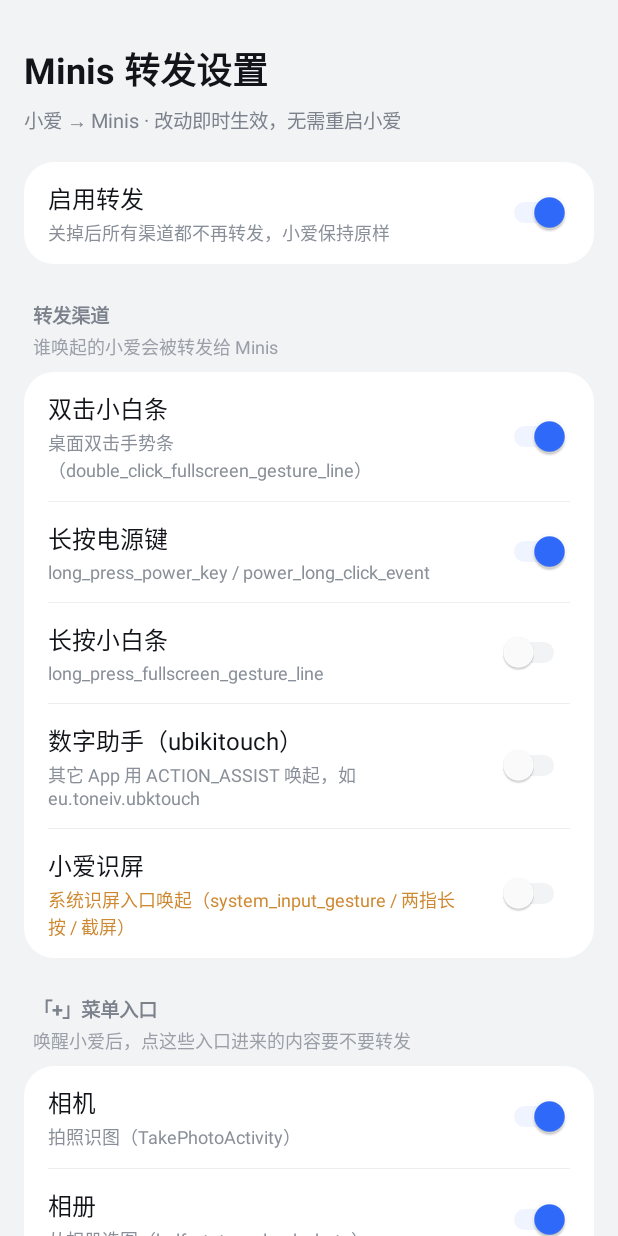
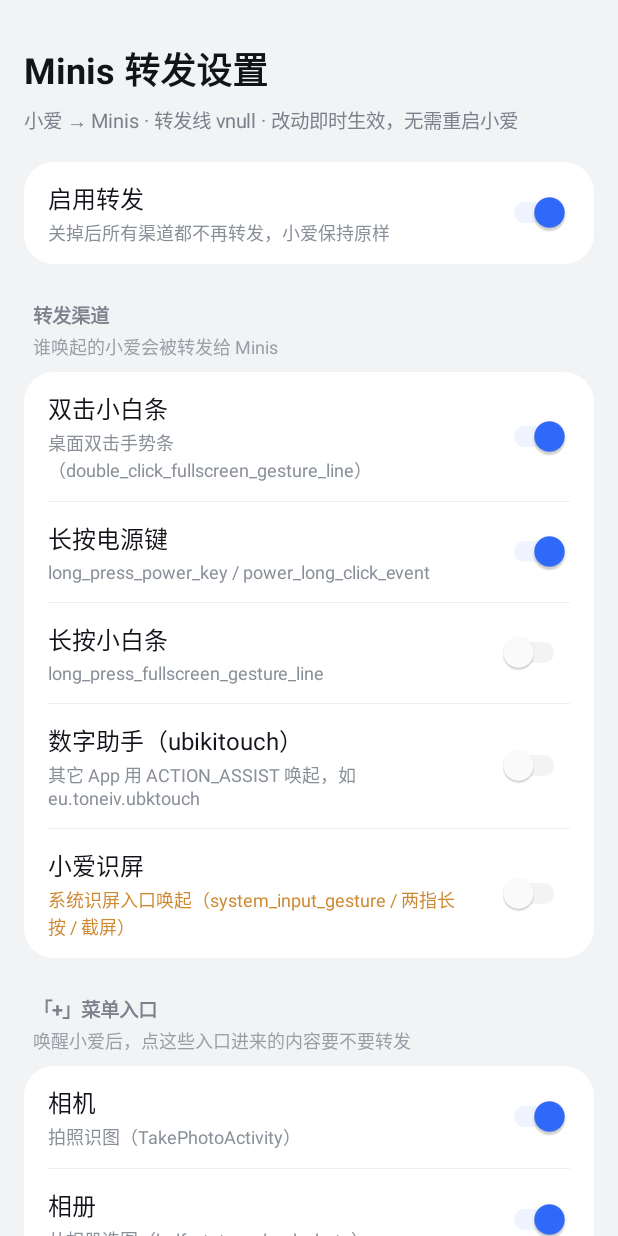
Before and after one commit to xiki45/minis-assist-hook, an Android app: the screen it shows after launch (RelaySettingsActivity), on a phone screen of 412 x 824 dp. Run offline under Robolectric (Android 15) with nearby library versions, the phone set to English and light mode, and no system bars.

Commit message:
chore(release): tag the relay line as 2.6-relay and pin build-tools 36
- versionName 从 2.6 改成 2.6-relay：两条线共用 applicationId，装的是哪条
  一看应用信息就能分辨（versionCode 仍 7，大于 main 的 6，可覆盖安装）
- 设置页页头显示版本号，转发线自证身份
- 模块描述改成「唤起和内容转发到 Minis」，LSPosed 模块列表里也能区分
- buildToolsVersion 显式写成 36.0.0：AGP 8.7 默认要 34.0.0，本机只有 36，
  不写死会去拉 34 的空壳目录，离线构建直接失败（见 minis/AGENT.md）
- README 补「两条线」与「转发线」章节，说明 release 命名规则与全部开关默认值

```diff
--- a/app/src/main/AndroidManifest.xml
+++ b/app/src/main/AndroidManifest.xml
@@ -13,7 +13,7 @@
             android:value="93" />
         <meta-data
             android:name="xposeddescription"
-            android:value="把超级小爱的唤起重定向到 Minis" />
+            android:value="把超级小爱的唤起和内容转发到 Minis" />
         <meta-data
             android:name="xposedscope"
             android:value="com.miui.voiceassist" />
--- a/app/src/main/java/com/openminis/hook/RelaySettingsActivity.java
+++ b/app/src/main/java/com/openminis/hook/RelaySettingsActivity.java
@@ -121,7 +121,7 @@ public final class RelaySettingsActivity extends Activity {
         root.addView(title);
 
         TextView sub = new TextView(this);
-        sub.setText("小爱 → Minis · 改动即时生效，无需重启小爱");
+        sub.setText("小爱 → Minis · 转发线 v" + versionName() + " · 改动即时生效，无需重启小爱");
         sub.setTextSize(13);
         sub.setTextColor(colorSub);
         sub.setPadding(0, dp(6), 0, dp(18));
@@ -322,6 +322,15 @@ public final class RelaySettingsActivity extends Activity {
         return button;
     }
 
+    /** 页头显示版本：main 是重定向线、这里是转发线，靠 versionName 后缀区分。 */
+    private String versionName() {
+        try {
+            return getPackageManager().getPackageInfo(getPackageName(), 0).versionName;
+        } catch (Throwable t) {
+            return "?";
+        }
+    }
+
     private interface Setter {
         void set(boolean value);
     }
```
Also changed, not shown: app/build.gradle.kts (+6 -1 lines), 1 other file.
